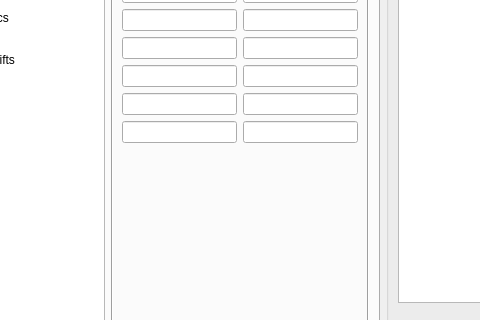
Old version of the form src/Qui/QuiMainWindow.ui in the repository nutjunkie/IQmol; both pictures show x 135 to 615 and y 183 to 503 of the 846 by 585 pixel window.
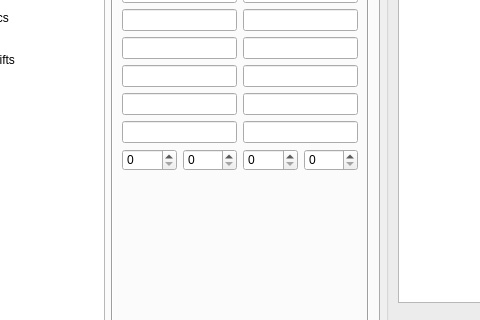
New version of the form. The open tabs and pages were chosen to show the change. Icons and pictures are not drawn.

Commit message: Proper setup of core orbitals for cvs-adc calculations

What changed in the file:
```diff
--- a/src/Qui/QuiMainWindow.ui
+++ b/src/Qui/QuiMainWindow.ui
@@ -4223,6 +4223,22 @@
               </item>
              </layout>
             </item>
+            <item>
+             <layout class="QHBoxLayout" name="horizontalLayout_8">
+              <item>
+               <widget class="QSpinBox" name="cc_frzn_core"/>
+              </item>
+              <item>
+               <widget class="QSpinBox" name="cc_rest_occ"/>
+              </item>
+              <item>
+               <widget class="QSpinBox" name="cc_rest_vir"/>
+              </item>
+              <item>
+               <widget class="QSpinBox" name="cc_frzn_virt"/>
+              </item>
+             </layout>
+            </item>
             <item>
              <spacer name="verticalSpacer_2">
               <property name="orientation">
```
The commit also changes 2 other files.
